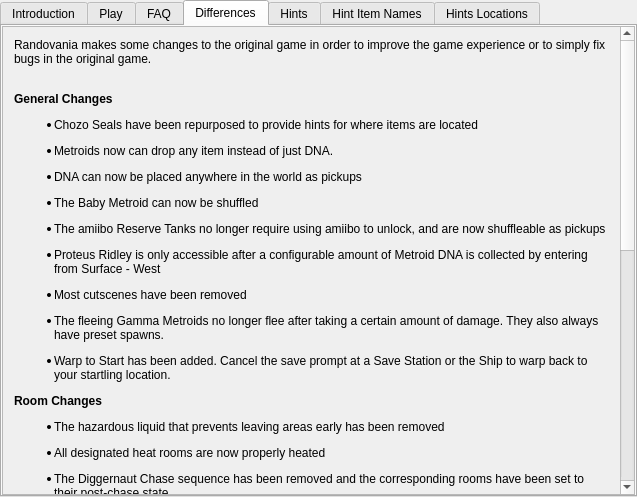
Qt form randovania/gui/ui_files/games_tab_samusreturns_widget.ui (randovania/randovania) before a commit.
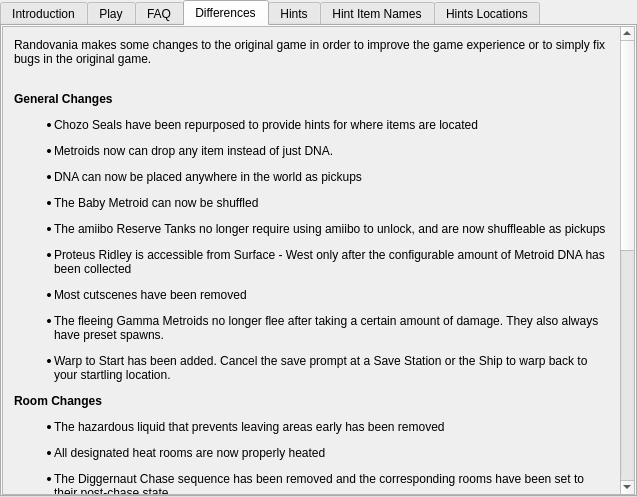
The same form after that commit. The open tabs and pages were chosen to show the change. Custom widgets are drawn as their Qt base class.

What changed in the file:
```diff
--- a/randovania/gui/ui_files/games_tab_samusreturns_widget.ui
+++ b/randovania/gui/ui_files/games_tab_samusreturns_widget.ui
@@ -158,7 +158,7 @@
      <item>
       <widget class="QLabel" name="differences_label">
        <property name="text">
-        <string>&lt;html&gt;&lt;head/&gt;&lt;body&gt;&lt;p&gt;Randovania makes some changes to the original game in order to improve the game experience or to simply fix bugs in the original game.&lt;/p&gt;&lt;p&gt;&lt;br/&gt;&lt;span style=&quot; font-weight:600;&quot;&gt;General Changes&lt;/span&gt;&lt;/p&gt;&lt;ul style=&quot;margin-top: 0px; margin-bottom: 0px; margin-left: 0px; margin-right: 0px; -qt-list-indent: 1;&quot;&gt;&lt;li style=&quot; margin-top:12px; margin-bottom:0px; margin-left:0px; margin-right:0px; -qt-block-indent:0; text-indent:0px;&quot;&gt;Chozo Seals have been repurposed to provide hints for where items are located&lt;/li&gt;&lt;li style=&quot; margin-top:12px; margin-bottom:0px; margin-left:0px; margin-right:0px; -qt-block-indent:0; text-indent:0px;&quot;&gt;Metroids now can drop any item instead of just DNA.&lt;/li&gt;&lt;li style=&quot; margin-top:12px; margin-bottom:0px; margin-left:0px; margin-right:0px; -qt-block-indent:0; text-indent:0px;&quot;&gt;DNA can now be placed anywhere in the world as pickups&lt;/li&gt;&lt;li style=&quot; margin-top:12px; margin-bottom:0px; margin-left:0px; margin-right:0px; -qt-block-indent:0; text-indent:0px;&quot;&gt;The Baby Metroid can now be shuffled&lt;/li&gt;&lt;li style=&quot; margin-top:12px; margin-bottom:0px; margin-left:0px; margin-right:0px; -qt-block-indent:0; text-indent:0px;&quot;&gt;The amiibo Reserve Tanks no longer require using amiibo to unlock, and are now shuffleable as pickups&lt;/li&gt;&lt;li style=&quot; margin-top:12px; margin-bottom:0px; margin-left:0px; margin-right:0px; -qt-block-indent:0; text-indent:0px;&quot;&gt;Proteus Ridley is only accessible after a configurable amount of Metroid DNA is collected by entering from Surface - West&lt;/li&gt;&lt;li style=&quot; margin-top:12px; margin-bottom:0px; margin-left:0px; margin-right:0px; -qt-block-indent:0; text-indent:0px;&quot;&gt;Most cutscenes have been removed&lt;/li&gt;&lt;li style=&quot; margin-top:12px; margin-bottom:0px; margin-left:0px; margin-right:0px; -qt-block-indent:0; text-indent:0px;&quot;&gt;The fleeing Gamma Metroids no longer flee after taking a certain amount of damage. They also always have preset spawns.&lt;/li&gt;&lt;li style=&quot; margin-top:12px; margin-bottom:0px; margin-left:0px; margin-right:0px; -qt-block-indent:0; text-indent:0px;&quot;&gt;Warp to Start has been added. Cancel the save prompt at a Save Station or the Ship to warp back to your startling location.&lt;/li&gt;&lt;/ul&gt;&lt;p&gt;&lt;span style=&quot; font-weight:600;&quot;&gt;Room Changes&lt;/span&gt;&lt;/p&gt;&lt;ul style=&quot;margin-top: 0px; margin-bottom: 0px; margin-left: 0px; margin-right: 0px; -qt-list-indent: 1;&quot;&gt;&lt;li style=&quot; margin-top:12px; margin-bottom:0px; margin-left:0px; margin-right:0px; -qt-block-indent:0; text-indent:0px;&quot;&gt;The hazardous liquid that prevents leaving areas early has been removed&lt;/li&gt;&lt;/ul&gt;&lt;ul style=&quot;margin-top: 0px; margin-bottom: 0px; margin-left: 0px; margin-right: 0px; -qt-list-indent: 1;&quot;&gt;&lt;li style=&quot; margin-top:12px; margin-bottom:0px; margin-left:0px; margin-right:0px; -qt-block-indent:0; text-indent:0px;&quot;&gt;All designated heat rooms are now properly heated&lt;/li&gt;&lt;/ul&gt;&lt;ul style=&quot;margin-top: 0px; margin-bottom: 0px; margin-left: 0px; margin-right: 0px; -qt-list-indent: 1;&quot;&gt;&lt;li style=&quot; margin-top:12px; margin-bottom:0px; margin-left:0px; margin-right:0px; -qt-block-indent:0; text-indent:0px;&quot;&gt;The Diggernaut Chase sequence has been removed and the corresponding rooms have been set to their post-chase state&lt;/li&gt;&lt;li style=&quot; margin-top:12px; margin-bottom:0px; margin-left:0px; margin-right:0px; -qt-block-indent:0; text-indent:0px;&quot;&gt;The wall blocking the Landing Site from Surface - East after defeating the Queen has been removed&lt;/li&gt;&lt;li style=&quot; margin-top:12px; margin-bottom:0px; margin-left:0px; margin-right:0px; -qt-block-indent:0; text-indent:0px;&quot;&gt;In the vanilla game, the Surface area where Proteus Ridley resides is a separate map from the starting Surface. These are normally not connected. This has been changed to warp the player to the other Surface map by passing the Baby blocks in the Landing Site. Once enough DNA is collected to access Ridley, you can no longer warp from Surface West to Surface East.&lt;/li&gt;&lt;/ul&gt;&lt;p&gt;&lt;span style=&quot; font-weight:600;&quot;&gt;Door Changes&lt;/span&gt;&lt;/p&gt;&lt;ul style=&quot;margin-top: 0px; margin-bottom: 0px; margin-left: 0px; margin-right: 0px; -qt-list-indent: 1;&quot;&gt;&lt;li style=&quot; margin-top:12px; margin-bottom:0px; margin-left:0px; margin-right:0px; -qt-block-indent:0; text-indent:0px;&quot;&gt;Most Charge Beam doors at the entrance and exit of every area have been changed to Power Beam doors, excluding Area 4 - East and Area 6.&lt;/li&gt;&lt;li style=&quot; margin-top:12px; margin-bottom:0px; margin-left:0px; margin-right:0px; -qt-block-indent:0; text-indent:0px;&quot;&gt;Most beam doors are now double-sided. This simplifies traversing through areas in reverse&lt;/li&gt;&lt;li style=&quot; margin-top:12px; margin-bottom:0px; margin-left:0px; margin-right:0px; -qt-block-indent:0; text-indent:0px;&quot;&gt;Some one-way doors are now two-way. These include: &lt;br/&gt;&lt;br/&gt;&lt;span style=&quot; font-weight:600;&quot;&gt;Area1&lt;/span&gt;&lt;br/&gt;&lt;/li&gt;&lt;/ul&gt;&lt;ul type=&quot;circle&quot; style=&quot;margin-top: 0px; margin-bottom: 0px; margin-left: 0px; margin-right: 0px; -qt-list-indent: 2;&quot;&gt;&lt;li style=&quot; margin-top:0px; margin-bottom:0px; margin-left:0px; margin-right:0px; -qt-block-indent:0; text-indent:0px;&quot;&gt;The Missile door entering Bomb room no longer locks, removing the requirement for Bombs and preventing a potential softlock.&lt;/li&gt;&lt;li style=&quot; margin-top:0px; margin-bottom:0px; margin-left:0px; margin-right:0px; -qt-block-indent:0; text-indent:0px;&quot;&gt;Shaft East can now be entered from the exterior without needing to open the door from the inside first&lt;/li&gt;&lt;li style=&quot; margin-top:0px; margin-bottom:0px; margin-left:0px; margin-right:0px; -qt-block-indent:0; text-indent:0px;&quot;&gt;The exterior Alpha can now be exited without Bombs, preventing a potential softlock&lt;/li&gt;&lt;p&gt;&lt;span style=&quot; font-weight:600;&quot;&gt;Area 3&lt;/span&gt;&lt;/p&gt;&lt;li style=&quot; margin-top:0px; margin-bottom:0px; margin-left:0px; margin-right:0px; -qt-block-indent:0; text-indent:0px;&quot;&gt;The two one-way doors in the Chozo Seal room no longer close behind you&lt;/li&gt;&lt;p&gt;&lt;span style=&quot; font-weight:600;&quot;&gt;Area 4&lt;/span&gt;&lt;/p&gt;&lt;li style=&quot; margin-top:0px; margin-bottom:0px; margin-left:0px; margin-right:0px; -qt-block-indent:0; text-indent:0px;&quot;&gt;The Chozo Seal Spazer door no longer closes behind you if you go for the item &lt;/li&gt;&lt;p&gt;&lt;span style=&quot; font-weight:600;&quot;&gt;Area 5&lt;/span&gt;&lt;/p&gt;&lt;li style=&quot; margin-top:0px; margin-bottom:0px; margin-left:0px; margin-right:0px; -qt-block-indent:0; text-indent:0px;&quot;&gt;You can now enter and exit from both doors in the Plasma Beam room &lt;/li&gt;&lt;li style=&quot; margin-top:0px; margin-bottom:0px; margin-left:0px; margin-right:0px; -qt-block-indent:0; text-indent:0px;&quot;&gt;Gravity Suit room can now be exited through the door as well as the Morph Ball tunnel&lt;/li&gt;&lt;/ul&gt;&lt;/body&gt;&lt;/html&gt;</string>
+        <string>&lt;html&gt;&lt;head/&gt;&lt;body&gt;&lt;p&gt;Randovania makes some changes to the original game in order to improve the game experience or to simply fix bugs in the original game.&lt;/p&gt;&lt;p&gt;&lt;br/&gt;&lt;span style=&quot; font-weight:600;&quot;&gt;General Changes&lt;/span&gt;&lt;/p&gt;&lt;ul style=&quot;margin-top: 0px; margin-bottom: 0px; margin-left: 0px; margin-right: 0px; -qt-list-indent: 1;&quot;&gt;&lt;li style=&quot; margin-top:12px; margin-bottom:0px; margin-left:0px; margin-right:0px; -qt-block-indent:0; text-indent:0px;&quot;&gt;Chozo Seals have been repurposed to provide hints for where items are located&lt;/li&gt;&lt;li style=&quot; margin-top:12px; margin-bottom:0px; margin-left:0px; margin-right:0px; -qt-block-indent:0; text-indent:0px;&quot;&gt;Metroids now can drop any item instead of just DNA.&lt;/li&gt;&lt;li style=&quot; margin-top:12px; margin-bottom:0px; margin-left:0px; margin-right:0px; -qt-block-indent:0; text-indent:0px;&quot;&gt;DNA can now be placed anywhere in the world as pickups&lt;/li&gt;&lt;li style=&quot; margin-top:12px; margin-bottom:0px; margin-left:0px; margin-right:0px; -qt-block-indent:0; text-indent:0px;&quot;&gt;The Baby Metroid can now be shuffled&lt;/li&gt;&lt;li style=&quot; margin-top:12px; margin-bottom:0px; margin-left:0px; margin-right:0px; -qt-block-indent:0; text-indent:0px;&quot;&gt;The amiibo Reserve Tanks no longer require using amiibo to unlock, and are now shuffleable as pickups&lt;/li&gt;&lt;li style=&quot; margin-top:12px; margin-bottom:0px; margin-left:0px; margin-right:0px; -qt-block-indent:0; text-indent:0px;&quot;&gt;Proteus Ridley is accessible from Surface - West only after the configurable amount of Metroid DNA has been collected&lt;/li&gt;&lt;li style=&quot; margin-top:12px; margin-bottom:0px; margin-left:0px; margin-right:0px; -qt-block-indent:0; text-indent:0px;&quot;&gt;Most cutscenes have been removed&lt;/li&gt;&lt;li style=&quot; margin-top:12px; margin-bottom:0px; margin-left:0px; margin-right:0px; -qt-block-indent:0; text-indent:0px;&quot;&gt;The fleeing Gamma Metroids no longer flee after taking a certain amount of damage. They also always have preset spawns.&lt;/li&gt;&lt;li style=&quot; margin-top:12px; margin-bottom:0px; margin-left:0px; margin-right:0px; -qt-block-indent:0; text-indent:0px;&quot;&gt;Warp to Start has been added. Cancel the save prompt at a Save Station or the Ship to warp back to your startling location.&lt;/li&gt;&lt;/ul&gt;&lt;p&gt;&lt;span style=&quot; font-weight:600;&quot;&gt;Room Changes&lt;/span&gt;&lt;/p&gt;&lt;ul style=&quot;margin-top: 0px; margin-bottom: 0px; margin-left: 0px; margin-right: 0px; -qt-list-indent: 1;&quot;&gt;&lt;li style=&quot; margin-top:12px; margin-bottom:0px; margin-left:0px; margin-right:0px; -qt-block-indent:0; text-indent:0px;&quot;&gt;The hazardous liquid that prevents leaving areas early has been removed&lt;/li&gt;&lt;/ul&gt;&lt;ul style=&quot;margin-top: 0px; margin-bottom: 0px; margin-left: 0px; margin-right: 0px; -qt-list-indent: 1;&quot;&gt;&lt;li style=&quot; margin-top:12px; margin-bottom:0px; margin-left:0px; margin-right:0px; -qt-block-indent:0; text-indent:0px;&quot;&gt;All designated heat rooms are now properly heated&lt;/li&gt;&lt;/ul&gt;&lt;ul style=&quot;margin-top: 0px; margin-bottom: 0px; margin-left: 0px; margin-right: 0px; -qt-list-indent: 1;&quot;&gt;&lt;li style=&quot; margin-top:12px; margin-bottom:0px; margin-left:0px; margin-right:0px; -qt-block-indent:0; text-indent:0px;&quot;&gt;The Diggernaut Chase sequence has been removed and the corresponding rooms have been set to their post-chase state&lt;/li&gt;&lt;li style=&quot; margin-top:12px; margin-bottom:0px; margin-left:0px; margin-right:0px; -qt-block-indent:0; text-indent:0px;&quot;&gt;The wall blocking the Landing Site from Surface - East after defeating the Queen has been removed&lt;/li&gt;&lt;li style=&quot; margin-top:12px; margin-bottom:0px; margin-left:0px; margin-right:0px; -qt-block-indent:0; text-indent:0px;&quot;&gt;In the vanilla game, the Surface area where Proteus Ridley resides is a separate map from the starting Surface. These are normally not connected. This has been changed to warp the player to the other Surface map by passing the Baby blocks in the Landing Site. Once enough DNA is collected to access Ridley, you can no longer warp from Surface West to Surface East.&lt;/li&gt;&lt;/ul&gt;&lt;p&gt;&lt;span style=&quot; font-weight:600;&quot;&gt;Door Changes&lt;/span&gt;&lt;/p&gt;&lt;ul style=&quot;margin-top: 0px; margin-bottom: 0px; margin-left: 0px; margin-right: 0px; -qt-list-indent: 1;&quot;&gt;&lt;li style=&quot; margin-top:12px; margin-bottom:0px; margin-left:0px; margin-right:0px; -qt-block-indent:0; text-indent:0px;&quot;&gt;Most Charge Beam doors at the entrance and exit of every area have been changed to Power Beam doors, excluding Area 4 - East and Area 6.&lt;/li&gt;&lt;li style=&quot; margin-top:12px; margin-bottom:0px; margin-left:0px; margin-right:0px; -qt-block-indent:0; text-indent:0px;&quot;&gt;Most beam doors are now double-sided. This simplifies traversing through areas in reverse&lt;/li&gt;&lt;li style=&quot; margin-top:12px; margin-bottom:0px; margin-left:0px; margin-right:0px; -qt-block-indent:0; text-indent:0px;&quot;&gt;Some one-way doors are now two-way. These include: &lt;br/&gt;&lt;br/&gt;&lt;span style=&quot; font-weight:600;&quot;&gt;Area1&lt;/span&gt;&lt;br/&gt;&lt;/li&gt;&lt;/ul&gt;&lt;ul type=&quot;circle&quot; style=&quot;margin-top: 0px; margin-bottom: 0px; margin-left: 0px; margin-right: 0px; -qt-list-indent: 2;&quot;&gt;&lt;li style=&quot; margin-top:0px; margin-bottom:0px; margin-left:0px; margin-right:0px; -qt-block-indent:0; text-indent:0px;&quot;&gt;The Missile door entering Bomb room no longer locks, removing the requirement for Bombs and preventing a potential softlock.&lt;/li&gt;&lt;li style=&quot; margin-top:0px; margin-bottom:0px; margin-left:0px; margin-right:0px; -qt-block-indent:0; text-indent:0px;&quot;&gt;Shaft East can now be entered from the exterior without needing to open the door from the inside first&lt;/li&gt;&lt;li style=&quot; margin-top:0px; margin-bottom:0px; margin-left:0px; margin-right:0px; -qt-block-indent:0; text-indent:0px;&quot;&gt;The exterior Alpha can now be exited without Bombs, preventing a potential softlock&lt;/li&gt;&lt;p&gt;&lt;span style=&quot; font-weight:600;&quot;&gt;Area 3&lt;/span&gt;&lt;/p&gt;&lt;li style=&quot; margin-top:0px; margin-bottom:0px; margin-left:0px; margin-right:0px; -qt-block-indent:0; text-indent:0px;&quot;&gt;The two one-way doors in the Chozo Seal room no longer close behind you&lt;/li&gt;&lt;p&gt;&lt;span style=&quot; font-weight:600;&quot;&gt;Area 4&lt;/span&gt;&lt;/p&gt;&lt;li style=&quot; margin-top:0px; margin-bottom:0px; margin-left:0px; margin-right:0px; -qt-block-indent:0; text-indent:0px;&quot;&gt;The Chozo Seal Spazer door no longer closes behind you if you go for the item &lt;/li&gt;&lt;p&gt;&lt;span style=&quot; font-weight:600;&quot;&gt;Area 5&lt;/span&gt;&lt;/p&gt;&lt;li style=&quot; margin-top:0px; margin-bottom:0px; margin-left:0px; margin-right:0px; -qt-block-indent:0; text-indent:0px;&quot;&gt;You can now enter and exit from both doors in the Plasma Beam room &lt;/li&gt;&lt;li style=&quot; margin-top:0px; margin-bottom:0px; margin-left:0px; margin-right:0px; -qt-block-indent:0; text-indent:0px;&quot;&gt;Gravity Suit room can now be exited through the door as well as the Morph Ball tunnel&lt;/li&gt;&lt;/ul&gt;&lt;/body&gt;&lt;/html&gt;</string>
        </property>
        <property name="alignment">
         <set>Qt::AlignLeading|Qt::AlignLeft|Qt::AlignTop</set>
```
Left out of the diff: 2 changed lines with no effect on the pictures.
